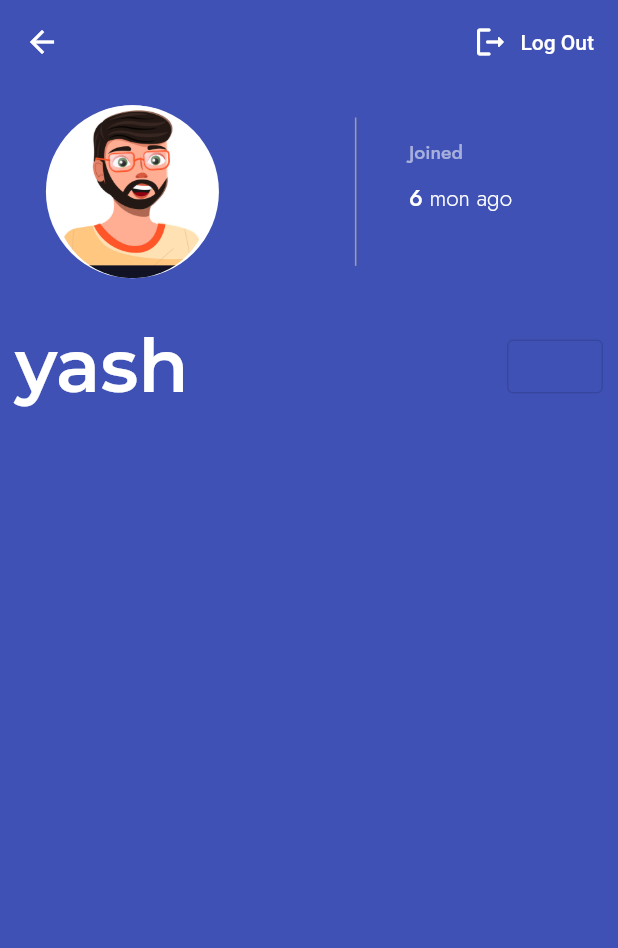
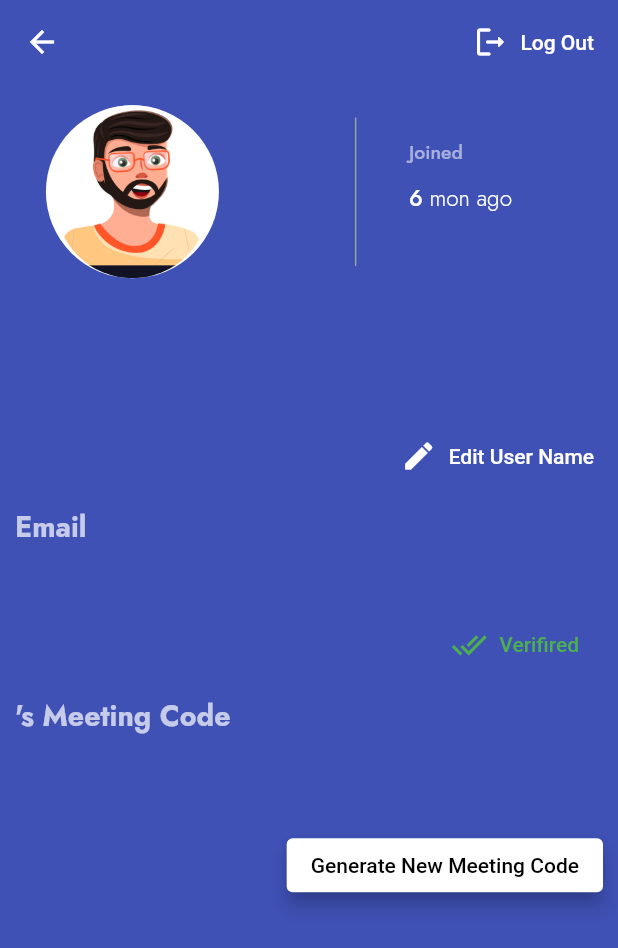
Before and after one commit to YashJA-dev/TalkThrough, a Flutter app: the Profile screen opened directly, on a phone screen of 412 x 824 dp. Shown: the top 948 px of the screen. Run offline on Flutter 3.47's test engine with Material 2 defaults, Android fonts, the phone set to English and light mode, and no system bars; drawn by our look-alikes of auto_size_text; our stand-ins replace cloud_firestore, firebase_auth, firebase_core, google_fonts, introduction_screen; missing offline and left inert: awesome_bottom_navigation, flutter_gradient_colors; accounts and stored records are empty.

Commit message:
profile ui set

```diff
--- /dev/null
+++ b/lib/Providers/ProfileInfoProvider.dart
@@ -0,0 +1,55 @@
+import 'package:flutter/cupertino.dart';
+
+class ProfileInfoProvider extends ChangeNotifier {
+  String _username;
+  String _id;
+  String _email;
+  String _date;
+
+  ProfileInfoProvider({
+    required String username,
+    required String id,
+    required String email,
+    required String date,
+  })  : _username = username,
+        _id = id,
+        _email = email,
+        _date = date;
+
+  get email => this._email;
+  String get username => this._username;
+  get date => this._date;
+  set setDate(v) {
+    _date = v;
+    notifyListeners();
+  }
+
+  set setusername(String value) {
+    this._username = value;
+    notifyListeners();
+  }
+
+  get id => this._id;
+
+  set setid(value) {
+    this._id = value;
+    notifyListeners();
+  }
+
+  set usernameNotNotify(String value) {
+    this._username = value;
+  }
+
+  set idNotNotify(String value) {
+    this._id = value;
+  }
+
+  set dateNotNotify(String value) {
+    this._date = value;
+  }
+
+  //emailNotNotify
+  set emailNotNotify(String value) {
+    this._email = value;
+  }
+}
--- /dev/null
+++ b/lib/screen/Profile/MeetingCodeGenerator.dart
@@ -0,0 +1,66 @@
+import 'package:auto_size_text/auto_size_text.dart';
+import 'package:flutter/material.dart';
+import 'package:provider/provider.dart';
+import 'package:talkthrough/Providers/ProfileInfoProvider.dart';
+import 'package:talkthrough/Style/montserrat.dart';
+import 'package:uuid/uuid.dart';
+
+class MeetingCodeGenerator extends StatelessWidget {
+  const MeetingCodeGenerator({Key? key}) : super(key: key);
+
+  @override
+  Widget build(BuildContext context) {
+    double width = MediaQuery.of(context).size.width - 20;
+    double height = MediaQuery.of(context).size.height;
+    ProfileInfoProvider profileInfoProvider =
+        Provider.of<ProfileInfoProvider>(context);
+    return Column(
+        mainAxisSize: MainAxisSize.max,
+        mainAxisAlignment: MainAxisAlignment.start,
+        crossAxisAlignment: CrossAxisAlignment.start,
+        children: [
+          SizedBox(
+            width: width,
+            height: height * 0.035,
+            child: AutoSizeText(
+              "${profileInfoProvider.username}'s Meeting Code",
+              style: jost(size: height * 0.035, color: Colors.white70),
+            ),
+          ),
+          Flexible(
+            flex: 1,
+            child: AutoSizeText(
+              profileInfoProvider.id,
+              style: jost(size: height * 0.05, color: Colors.white),
+            ),
+          ),
+          Align(
+            alignment: Alignment.bottomRight,
+            child: Container(
+              // width: width - 50,
+              child: ElevatedButton(
+                child: AutoSizeText(
+                  "Generate New Meeting Code",
+                  style: TextStyle(color: Colors.black),
+                ),
+                onPressed: () {
+                  String code = Uuid().v1().substring(0, 6);
+                  profileInfoProvider.setid = code;
+                },
+                style: ButtonStyle(
+                  elevation: MaterialStateProperty.all(5),
+                  backgroundColor: MaterialStateProperty.all(Colors.white),
+                  overlayColor: MaterialStateProperty.resolveWith(
+                    (states) {
+                      return states.contains(MaterialState.pressed)
+                          ? Colors.black12
+                          : null;
+                    },
+                  ),
+                ),
+              ),
+            ),
+          ),
+        ]);
+  }
+}
--- a/lib/screen/Profile/Profile.dart
+++ b/lib/screen/Profile/Profile.dart
@@ -1,9 +1,12 @@
 import 'package:auto_size_text/auto_size_text.dart';
 import 'package:firebase_auth/firebase_auth.dart';
 import 'package:flutter/material.dart';
+import 'package:provider/provider.dart';
 import 'package:talkthrough/Style/montserrat.dart';
+import 'package:talkthrough/screen/Profile/MeetingCodeGenerator.dart';
 import 'package:talkthrough/screen/Profile/ProfileDetailWidget.dart';
 
+import '../../Providers/ProfileInfoProvider.dart';
 import '../NavigationAuthScreen.dart/NavigationAutthScreen.dart';
 import '../controller/AuthScreen.dart';
 import 'ProfileImageWidget.dart';
@@ -13,6 +16,8 @@ class Profile extends StatelessWidget {
 
   @override
   Widget build(BuildContext context) {
+    ProfileInfoProvider profileInfo = Provider.of<ProfileInfoProvider>(context);
+    double height = MediaQuery.of(context).size.height;
     return Scaffold(
         backgroundColor: Colors.indigo,
         appBar: new AppBar(
@@ -44,35 +49,37 @@ class Profile extends StatelessWidget {
               ),
               Padding(
                 padding: EdgeInsets.only(left: 10, right: 10),
-                child: Row(
-                    mainAxisAlignment: MainAxisAlignment.spaceBetween,
-                    children: [
-                      SizedBox(
-                        height: 60,
-                        width: MediaQuery.of(context).size.width - 200,
+                child: SizedBox(
+                  height: height * 0.08,
+                  width: MediaQuery.of(context).size.width - 20,
                   child: AutoSizeText(
-                          'yash',
+                    profileInfo.username,
                     style: montserratStyle(
-                              size: 55,
+                        size: height * 0.08,
                         color: Colors.white,
                         fontWeight: FontWeight.w600),
                     maxLines: 1,
                   ),
                 ),
-                      OutlinedButton(
-                          // label: Text(""),
-                          child: Icon(Icons.edit_rounded),
-                          // textColor: Colors.white,
-                          style: ButtonStyle(
-
               ),
-                          // color: Colors.white,
-                          onPressed: () {
-                            // logout(context: context);
-                          }),
-                    ]),
+              Align(
+                alignment: Alignment.bottomRight,
+                child: FlatButton.icon(
+                  onPressed: () {},
+                  icon: Icon(Icons.edit),
+                  label: Text("Edit User Name"),
+                  textColor: Colors.white,
+                ),
               ),
               ProfileDetailWidget(),
+              Flexible(
+                flex: 1,
+                child: Padding(
+                  padding:
+                      const EdgeInsets.only(left: 10, right: 10, bottom: 10),
+                  child: MeetingCodeGenerator(),
+                ),
+              ),
             ],
           ),
         ));
--- a/lib/screen/Profile/ProfileDetailWidget.dart
+++ b/lib/screen/Profile/ProfileDetailWidget.dart
@@ -1,9 +1,53 @@
+import 'package:auto_size_text/auto_size_text.dart';
 import 'package:flutter/material.dart';
+import 'package:provider/provider.dart';
+import 'package:talkthrough/Style/montserrat.dart';
+
+import '../../Providers/ProfileInfoProvider.dart';
 
 class ProfileDetailWidget extends StatelessWidget {
   @override
   Widget build(BuildContext context) {
-    return Container();
+    double height = MediaQuery.of(context).size.height;
+    double width = MediaQuery.of(context).size.width;
 
+    ProfileInfoProvider profileInfo = Provider.of<ProfileInfoProvider>(context);
+    return Container(
+      padding: EdgeInsets.all(10),
+      child: Column(
+        crossAxisAlignment: CrossAxisAlignment.start,
+        children: [
+          SizedBox(
+            width: width,
+            height: height * 0.035,
+            child: AutoSizeText(
+              "Email",
+              style: jost(size: height * 0.035, color: Colors.white70),
+            ),
+          ),
+          SizedBox(
+            height: 10,
+          ),
+          SizedBox(
+            width: width,
+            height: height * 0.035,
+            child: AutoSizeText(
+              profileInfo.email,
+              style: jost(size: height * 0.035, color: Colors.white),
+            ),
+          ),
+          Align(
+            alignment: Alignment.bottomRight,
+            child: FlatButton.icon(
+              onPressed: () {},
+              icon: Icon(Icons.done_all_sharp),
+              label: Text("Verifired"),
+              // colorBrightness: Brightness.,
+              textColor: Colors.green,
+            ),
+          )
+        ],
+      ),
+    );
   }
 }
--- a/lib/screen/controller/AuthScreen.dart
+++ b/lib/screen/controller/AuthScreen.dart
@@ -1,43 +1,65 @@
+import 'package:cloud_firestore/cloud_firestore.dart';
 import 'package:firebase_auth/firebase_auth.dart';
 import 'package:flutter/material.dart';
 import 'package:talkthrough/screen/controller/FirebaseConst.dart';
+import 'package:uuid/uuid.dart';
 
 import '../NavigationAuthScreen.dart/NavigationAutthScreen.dart';
 
-Future<String> sigIn_controller({required String email,required String password})async {
-  String output="Successfully";
-  if(email==""&&password=="")return "01";
-  else if(email=="")return "0";
-  else if(password=="")return "1";
-  try{
-    await FirebaseAuth.instance.signInWithEmailAndPassword(email: email, password: password);
-  }on FirebaseAuthException catch(ex){
-    output=_getMessageFromErrorCode(ex);
+Future<String> sigIn_controller(
+    {required String email, required String password}) async {
+  String output = "Successfully";
+  if (email == "" && password == "")
+    return "01";
+  else if (email == "")
+    return "0";
+  else if (password == "") return "1";
+  try {
+    await FirebaseAuth.instance
+        .signInWithEmailAndPassword(email: email, password: password);
+  } on FirebaseAuthException catch (ex) {
+    output = _getMessageFromErrorCode(ex);
   }
   return output;
 }
-Future<String> sigUp_controller({required String email,required String password})async {
-  String output="Successfully";
-  if(email==""&&password=="")return "01";
-  else if(email=="")return "0";
-  else if(password=="")return "1";
-  else if(password.length<=7)return "PassWord length less then 8";
-  try{
-    await FirebaseAuth.instance.createUserWithEmailAndPassword(email: email, password: password).then((signedUser)async {
+
+Future<String> sigUp_controller(
+    {required String email, required String password}) async {
+  String output = "Successfully";
+  if (email == "" && password == "")
+    return "01";
+  else if (email == "")
+    return "0";
+  else if (password == "")
+    return "1";
+  else if (password.length <= 7) return "PassWord length less then 8";
+  try {
+    await FirebaseAuth.instance
+        .createUserWithEmailAndPassword(email: email, password: password)
+        .then((signedUser) async {
+      DateTime now = new DateTime.now();
       await userCollection.doc(signedUser.user!.uid).set({
-        "email":email,
-        "password" :password,
-        "uid":signedUser.user!.uid,
+        "email": email,
+        "password": password,
+        "uid": signedUser.user!.uid,
         "username": "user name",
+        "date": new DateTime(now.year, now.month, now.day).toString(),
+        "id": Uuid().v1().substring(0, 6)
       });
     });
     // .then((signed)
-  }on FirebaseAuthException catch(ex){
-    output=_getMessageFromErrorCode(ex);
+  } on FirebaseAuthException catch (ex) {
+    output = _getMessageFromErrorCode(ex);
   }
   return output;
 }
-void logout({required BuildContext context}){
+
+Future<DocumentSnapshot<Object?>> userData() async {
+  final user = FirebaseAuth.instance.currentUser;
+  return await userCollection.doc(user!.uid).get();
+}
+
+void logout({required BuildContext context}) {
   FirebaseAuth.instance.signOut();
   Navigator.pushAndRemoveUntil<dynamic>(
     context,
@@ -47,6 +69,7 @@ void logout({required BuildContext context}){
     (route) => false, //if you want to disable back feature set to false
   );
 }
+
 String _getMessageFromErrorCode(FirebaseAuthException exception) {
   switch (exception.code) {
     case "ERROR_EMAIL_ALREADY_IN_USE":
```
Also changed, not shown: lib/main.dart (+9 -8 lines), lib/screen/Profile/ProfileImageWidget.dart (+8 -8 lines), lib/screen/TalkThrewHolderScreen/TalkThrewHolderScreen.dart (+71 -13 lines). Lines whose indentation alone changed are shown as unchanged.
